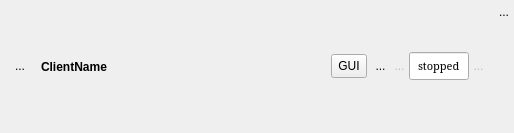
This is resources/ui/client_slot.ui in Houston4444/RaySession as Qt 5 draws it before an edit. The edited form follows.
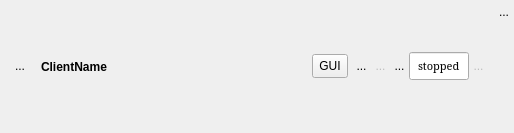
This is the edited form. Icons and pictures are not drawn. Custom widgets are drawn as their Qt base class.

Commit message: improve kill button

The edit to the form file:
```diff
--- a/resources/ui/client_slot.ui
+++ b/resources/ui/client_slot.ui
@@ -258,6 +258,38 @@
        </property>
       </widget>
      </item>
+     <item>
+      <widget class="QToolButton" name="killButton">
+       <property name="enabled">
+        <bool>true</bool>
+       </property>
+       <property name="maximumSize">
+        <size>
+         <width>32</width>
+         <height>32</height>
+        </size>
+       </property>
+       <property name="toolTip">
+        <string>&lt;html&gt;&lt;head/&gt;&lt;body&gt;&lt;p&gt;Kill !&lt;/p&gt;&lt;/body&gt;&lt;/html&gt;</string>
+       </property>
+       <property name="styleSheet">
+        <string notr="true">QToolButton {border: none}</string>
+       </property>
+       <property name="text">
+        <string>...</string>
+       </property>
+       <property name="icon">
+        <iconset resource="../resources.qrc">
+         <normaloff>:/scalable/breeze/media-playback-stop-red.svg</normaloff>:/scalable/breeze/media-playback-stop-red.svg</iconset>
+       </property>
+       <property name="iconSize">
+        <size>
+         <width>32</width>
+         <height>32</height>
+        </size>
+       </property>
+      </widget>
+     </item>
      <item>
       <widget class="StatusBar" name="lineEditClientStatus">
        <property name="enabled">
```
The commit also changes 3 other files.
